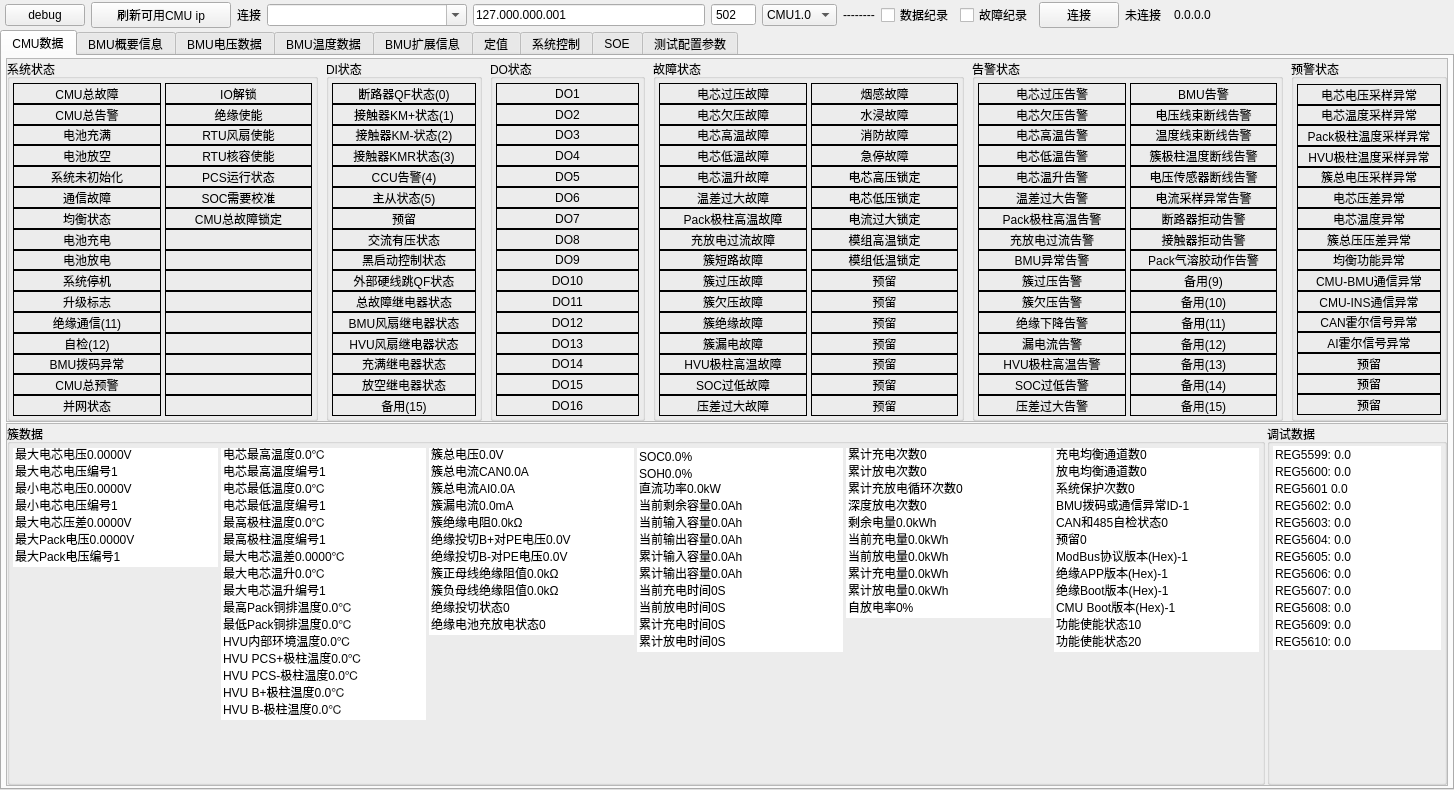
This is views/bmsview/bmsview.ui in Shogpe/bmsTool as Qt 5 draws it before an edit. The edited form follows.
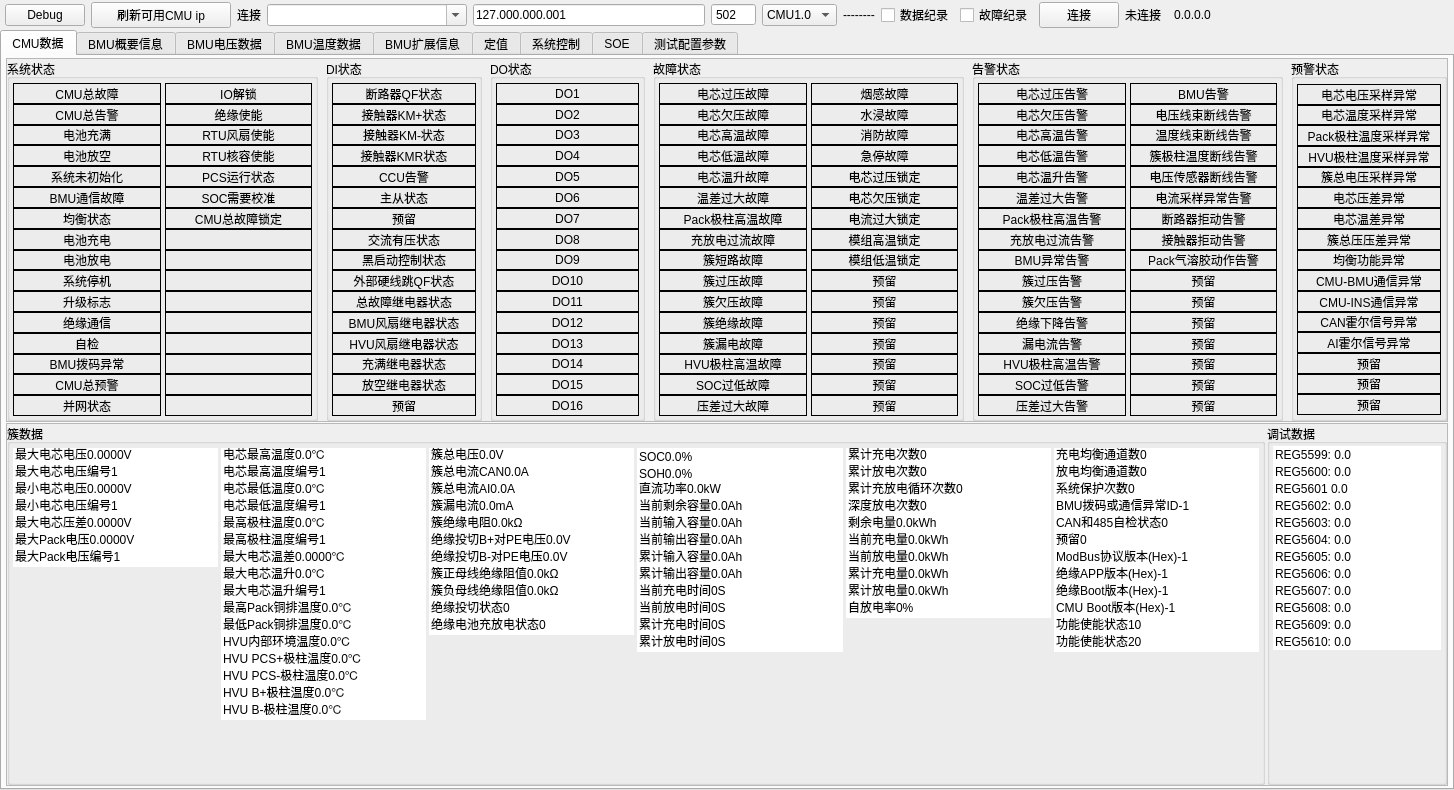
This is the edited form. The open tabs and pages were chosen to show the change. Custom widgets are drawn as their Qt base class.

Diff of the .ui file:
```diff
--- a/views/bmsview/bmsview.ui
+++ b/views/bmsview/bmsview.ui
@@ -86,7 +86,7 @@
          <cursorShape>PointingHandCursor</cursorShape>
         </property>
         <property name="text">
-         <string>debug</string>
+         <string>Debug</string>
         </property>
        </widget>
       </item>
@@ -569,7 +569,7 @@
                    <enum>QFrame::Box</enum>
                   </property>
                   <property name="text">
-                   <string>通信故障</string>
+                   <string>BMU通信故障</string>
                   </property>
                   <property name="alignment">
                    <set>Qt::AlignCenter</set>
@@ -704,7 +704,7 @@
                    <enum>QFrame::Box</enum>
                   </property>
                   <property name="text">
-                   <string>绝缘通信(11)</string>
+                   <string>绝缘通信</string>
                   </property>
                   <property name="alignment">
                    <set>Qt::AlignCenter</set>
@@ -726,7 +726,7 @@
                    <enum>QFrame::Box</enum>
                   </property>
                   <property name="text">
-                   <string>自检(12)</string>
+                   <string>自检</string>
                   </property>
                   <property name="alignment">
                    <set>Qt::AlignCenter</set>
@@ -1216,7 +1216,7 @@
                    <enum>QFrame::Box</enum>
                   </property>
                   <property name="text">
-                   <string>断路器QF状态(0)</string>
+                   <string>断路器QF状态</string>
                   </property>
                   <property name="alignment">
                    <set>Qt::AlignCenter</set>
@@ -1229,7 +1229,7 @@
                    <enum>QFrame::Box</enum>
                   </property>
                   <property name="text">
-                   <string>接触器KM+状态(1)</string>
+                   <string>接触器KM+状态</string>
                   </property>
                   <property name="alignment">
                    <set>Qt::AlignCenter</set>
@@ -1242,7 +1242,7 @@
                    <enum>QFrame::Box</enum>
                   </property>
                   <property name="text">
-                   <string>接触器KM-状态(2)</string>
+                   <string>接触器KM-状态</string>
                   </property>
                   <property name="alignment">
                    <set>Qt::AlignCenter</set>
@@ -1255,7 +1255,7 @@
                    <enum>QFrame::Box</enum>
                   </property>
                   <property name="text">
-                   <string>接触器KMR状态(3)</string>
+                   <string>接触器KMR状态</string>
                   </property>
                   <property name="alignment">
                    <set>Qt::AlignCenter</set>
@@ -1268,7 +1268,7 @@
                    <enum>QFrame::Box</enum>
                   </property>
                   <property name="text">
-                   <string>CCU告警(4)</string>
+                   <string>CCU告警</string>
                   </property>
                   <property name="alignment">
                    <set>Qt::AlignCenter</set>
@@ -1281,7 +1281,7 @@
                    <enum>QFrame::Box</enum>
                   </property>
                   <property name="text">
-                   <string>主从状态(5)</string>
+                   <string>主从状态</string>
                   </property>
                   <property name="alignment">
                    <set>Qt::AlignCenter</set>
@@ -1411,7 +1411,7 @@
                    <enum>QFrame::Box</enum>
                   </property>
                   <property name="text">
-                   <string>备用(15)</string>
+                   <string>预留</string>
                   </property>
                   <property name="alignment">
                    <set>Qt::AlignCenter</set>
@@ -2036,7 +2036,7 @@
                    <enum>QFrame::Box</enum>
                   </property>
                   <property name="text">
-                   <string>电芯高压锁定</string>
+                   <string>电芯过压锁定</string>
                   </property>
                   <property name="alignment">
                    <set>Qt::AlignCenter</set>
@@ -2052,7 +2052,7 @@
                    <enum>QFrame::Box</enum>
                   </property>
                   <property name="text">
-                   <string>电芯低压锁定</string>
+                   <string>电芯欠压锁定</string>
                   </property>
                   <property name="alignment">
                    <set>Qt::AlignCenter</set>
@@ -2696,7 +2696,7 @@
                    <enum>QFrame::Box</enum>
                   </property>
                   <property name="text">
-                   <string>备用(9)</string>
+                   <string>预留</string>
                   </property>
                   <property name="alignment">
                    <set>Qt::AlignCenter</set>
@@ -2709,7 +2709,7 @@
                    <enum>QFrame::Box</enum>
                   </property>
                   <property name="text">
-                   <string>备用(10)</string>
+                   <string>预留</string>
                   </property>
                   <property name="alignment">
                    <set>Qt::AlignCenter</set>
@@ -2722,7 +2722,7 @@
                    <enum>QFrame::Box</enum>
                   </property>
                   <property name="text">
-                   <string>备用(11)</string>
+                   <string>预留</string>
                   </property>
                   <property name="alignment">
                    <set>Qt::AlignCenter</set>
@@ -2735,7 +2735,7 @@
                    <enum>QFrame::Box</enum>
                   </property>
                   <property name="text">
-                   <string>备用(12)</string>
+                   <string>预留</string>
                   </property>
                   <property name="alignment">
                    <set>Qt::AlignCenter</set>
@@ -2748,7 +2748,7 @@
                    <enum>QFrame::Box</enum>
                   </property>
                   <property name="text">
-                   <string>备用(13)</string>
+                   <string>预留</string>
                   </property>
                   <property name="alignment">
                    <set>Qt::AlignCenter</set>
@@ -2761,7 +2761,7 @@
                    <enum>QFrame::Box</enum>
                   </property>
                   <property name="text">
-                   <string>备用(14)</string>
+                   <string>预留</string>
                   </property>
                   <property name="alignment">
                    <set>Qt::AlignCenter</set>
@@ -2774,7 +2774,7 @@
                    <enum>QFrame::Box</enum>
                   </property>
                   <property name="text">
-                   <string>备用(15)</string>
+                   <string>预留</string>
                   </property>
                   <property name="alignment">
                    <set>Qt::AlignCenter</set>
@@ -2923,7 +2923,7 @@
                    <enum>QFrame::Box</enum>
                   </property>
                   <property name="text">
-                   <string>电芯温度异常</string>
+                   <string>电芯温差异常</string>
                   </property>
                   <property name="alignment">
                    <set>Qt::AlignCenter</set>
```
Left out of the diff: 6 changed lines with no effect on the pictures.
